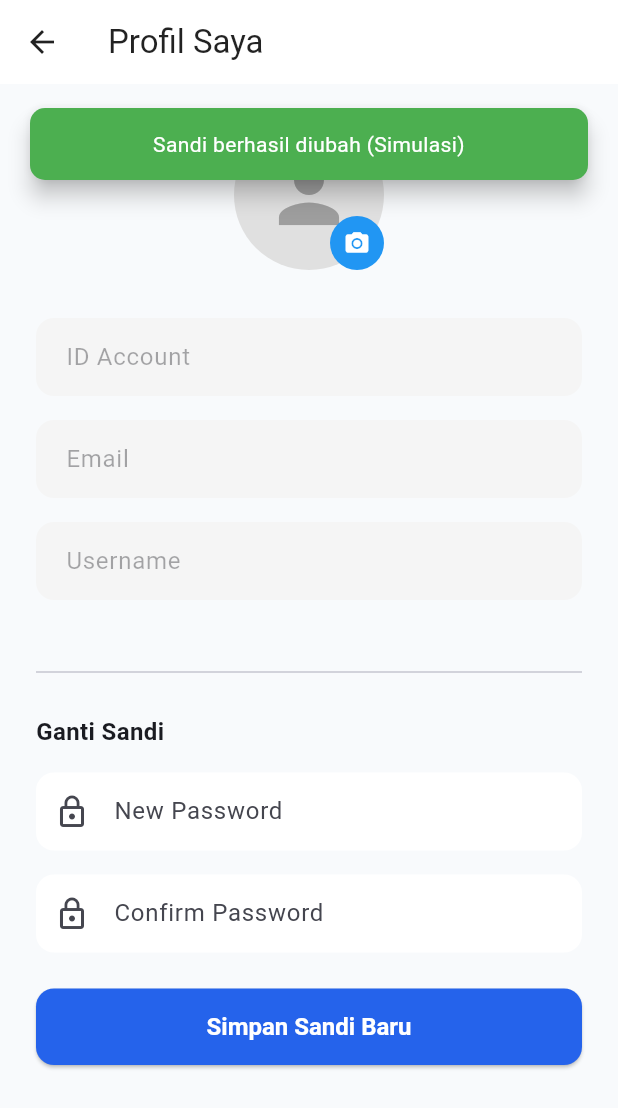
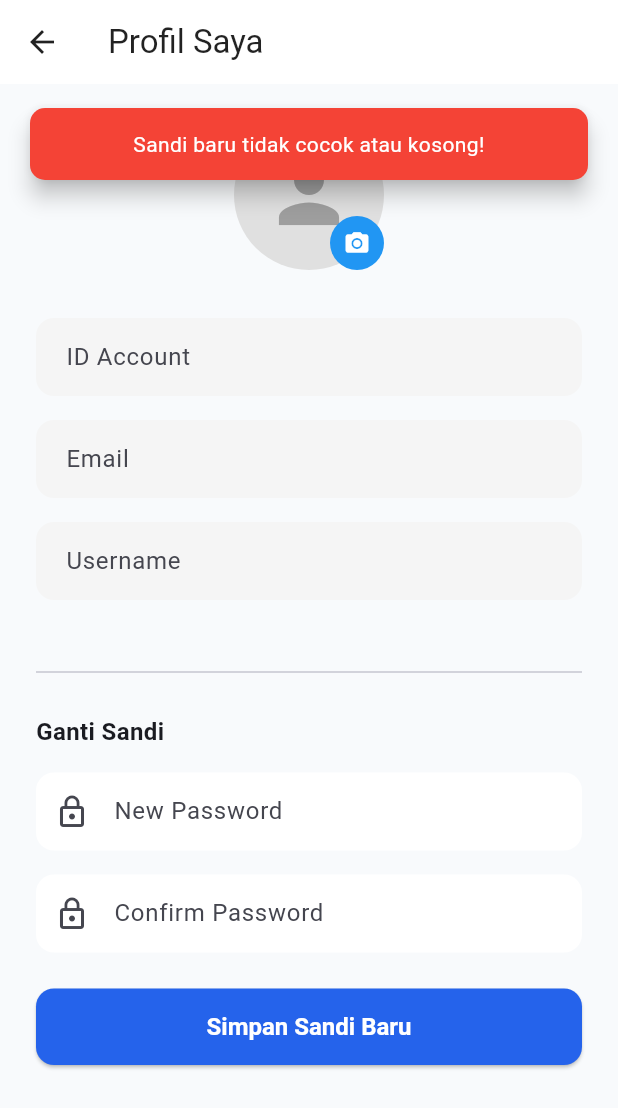
Before and after one commit to someyaka555/StockFlow, a Flutter app: the ProfilePage screen opened directly, after a tap on "Simpan Sandi Baru", on a phone screen of 412 x 824 dp. Shown: the top 1108 px of the screen. Run offline on Flutter 3.47's test engine with Material 3 defaults, Android fonts, the phone set to English and light mode, and no system bars; our stand-ins replace dio, shared_preferences; accounts and stored records are empty.

Commit message:
Add files via upload

```diff
--- a/mobile/lib/ui/shared/profile_page.dart
+++ b/mobile/lib/ui/shared/profile_page.dart
@@ -11,12 +11,13 @@ class ProfilePage extends StatefulWidget {
 class _ProfilePageState extends State<ProfilePage> {
   final _newPass = TextEditingController();
   final _confirmPass = TextEditingController();
+  bool _loading = false;
 
-  void _showNotif(String msg) {
+  void _showNotif(String msg, {Color color = Colors.green}) {
     ScaffoldMessenger.of(context).showSnackBar(
       SnackBar(
         content: Text(msg, textAlign: TextAlign.center, style: const TextStyle(color: Colors.white)),
-        backgroundColor: Colors.green,
+        backgroundColor: color,
         behavior: SnackBarBehavior.floating,
         margin: EdgeInsets.only(top: 20, left: 20, right: 20, bottom: MediaQuery.of(context).size.height - 120),
         shape: RoundedRectangleBorder(borderRadius: BorderRadius.circular(10)),
@@ -27,7 +28,6 @@ class _ProfilePageState extends State<ProfilePage> {
   @override
   Widget build(BuildContext context) {
     final user = context.watch<AuthProvider>().user;
-    // Menghapus spasi pada username
     final cleanUsername = (user?.username ?? '-').replaceAll(' ', '');
 
     return Scaffold(
@@ -36,7 +36,6 @@ class _ProfilePageState extends State<ProfilePage> {
         padding: const EdgeInsets.all(24),
         child: Column(
           children: [
-            // Foto Profil & Upload
             Center(
               child: Stack(
                 children: [
@@ -62,7 +61,6 @@ class _ProfilePageState extends State<ProfilePage> {
             ),
             const SizedBox(height: 32),
 
-            // Read-Only Form
             _buildReadOnlyField('ID Account', user?.id ?? '-'),
             const SizedBox(height: 16),
             _buildReadOnlyField('Email', user?.email ?? '-'),
@@ -73,7 +71,6 @@ class _ProfilePageState extends State<ProfilePage> {
             const Divider(),
             const SizedBox(height: 20),
 
-            // Ganti Sandi (Hanya 2 Input)
             const Align(
               alignment: Alignment.centerLeft,
               child: Text('Ganti Sandi', style: TextStyle(fontWeight: FontWeight.bold, fontSize: 16)),
@@ -94,16 +91,27 @@ class _ProfilePageState extends State<ProfilePage> {
             SizedBox(
               width: double.infinity,
               child: ElevatedButton(
-                onPressed: () {
-                  if (_newPass.text != _confirmPass.text) {
-                    _showNotif('Sandi baru tidak cocok!');
+                onPressed: _loading ? null : () async {
+                  if (_newPass.text.isEmpty || _newPass.text != _confirmPass.text) {
+                    _showNotif('Sandi baru tidak cocok atau kosong!', color: Colors.red);
                     return;
                   }
-                  _showNotif('Sandi berhasil diubah (Simulasi)');
-                  _newPass.clear();
-                  _confirmPass.clear();
+                  setState(() => _loading = true);
+                  final err = await context.read<AuthProvider>().changePassword(_newPass.text);
+                  if (mounted) {
+                    setState(() => _loading = false);
+                    if (err == null) {
+                      _showNotif('Sandi berhasil diubah!');
+                      _newPass.clear();
+                      _confirmPass.clear();
+                    } else {
+                      _showNotif(err, color: Colors.red);
+                    }
+                  }
                 },
-                child: const Text('Simpan Sandi Baru'),
+                child: _loading
+                    ? const SizedBox(height: 20, width: 20, child: CircularProgressIndicator(color: Colors.white, strokeWidth: 2))
+                    : const Text('Simpan Sandi Baru'),
               ),
             ),
           ],
@@ -112,10 +120,11 @@ class _ProfilePageState extends State<ProfilePage> {
     );
   }
 
+  // Fix Memory Leak: Menggunakan TextFormField(initialValue) bukan TextEditingController baru
   Widget _buildReadOnlyField(String label, String value) {
-    return TextField(
-      enabled: false,
-      controller: TextEditingController(text: value),
+    return TextFormField(
+      initialValue: value,
+      readOnly: true,
       decoration: InputDecoration(
         labelText: label,
         filled: true,
```
